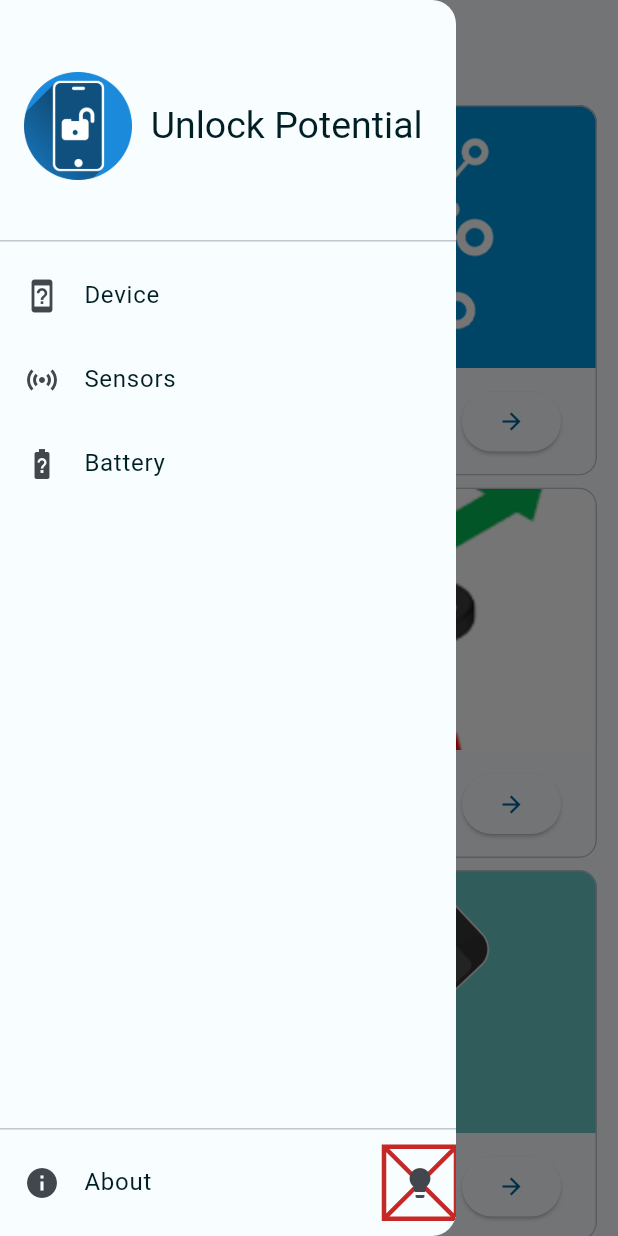
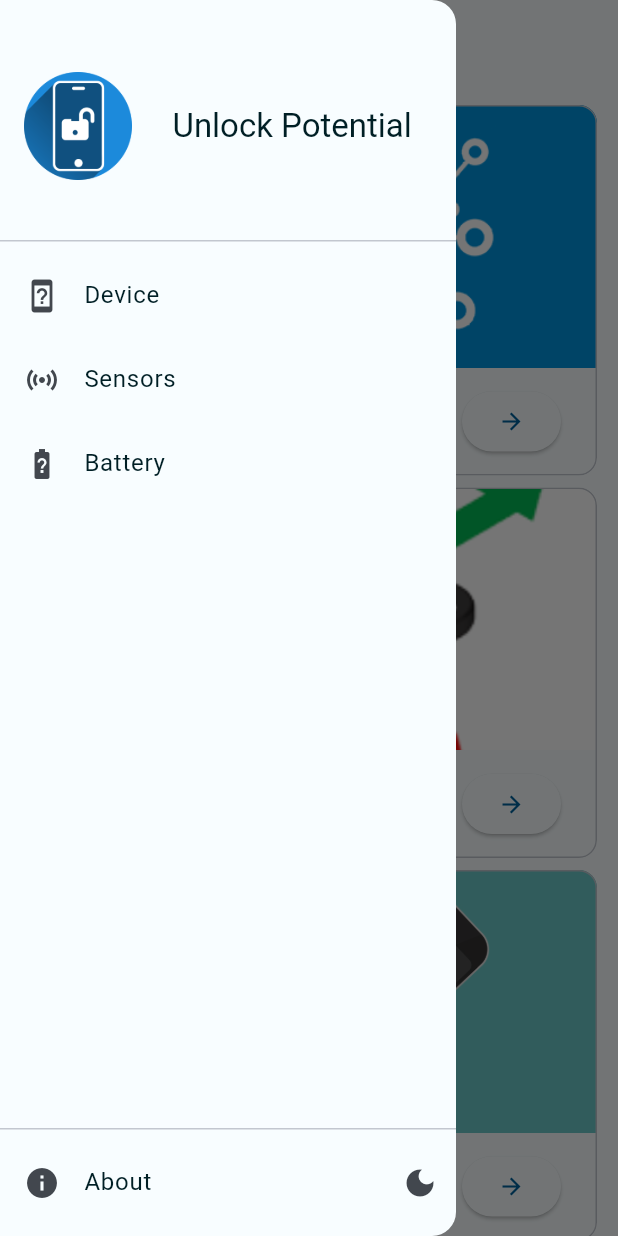
Before and after one commit to Myrmillion/Unlock-Potential, a Flutter app: the screen it shows after launch, with the side drawer open, on a phone screen of 412 x 824 dp. Run offline on Flutter 3.47's test engine with Material 3 defaults, Android fonts, the phone set to English and light mode, and no system bars; our stand-ins replace battery_plus, device_info_plus, equatable, flutter_bloc, sensors_plus, shared_preferences.

Commit message:
preparations for theme toggling (#3)
* preparations for theme toggling

* light/dark toggling implemented

* cleanings

* make most of issue to improve little design things

* small renaming

---------

Co-authored-by: Guillaume Digier <guillaume.digier@he-arc.ch>
Co-authored-by: guillaum.digier <guillaum.digier@he-arc.ch>

```diff
--- a/lib/main.dart
+++ b/lib/main.dart
@@ -3,25 +3,35 @@ import 'package:unlock_potential/pages/about_page.dart';
 import 'package:unlock_potential/pages/battery_page.dart';
 import 'package:unlock_potential/pages/device_page.dart';
 import 'package:unlock_potential/pages/home_page.dart';
+import 'package:unlock_potential/utils/theme_cubit.dart';
+import 'package:flutter_bloc/flutter_bloc.dart';
 
-import 'color_schemes.g.dart';
+import 'utils/color_schemes.g.dart';
 import 'pages/sensor_page.dart';
 
-void main() {
-  runApp(const SensorUsage());
+void main() async {
+  runApp(
+    MultiBlocProvider(
+      providers: [BlocProvider(create: (_) => ThemeCubit())],
+      child: const UnlockPotential(),
+    ),
+  );
 }
 
-class SensorUsage extends StatelessWidget {
-  const SensorUsage({super.key});
+class UnlockPotential extends StatelessWidget {
+  const UnlockPotential({super.key});
 
   @override
   Widget build(BuildContext context) {
+    return BlocBuilder<ThemeCubit, ThemeState>(
+      builder: (_, state) {
+        if (state is ThemeDefined) {
           return MaterialApp(
             title: 'Sensor Usage',
             debugShowCheckedModeBanner: false,
-      themeMode: ThemeMode.system,
-      theme: ThemeData(useMaterial3: true, colorScheme: lightColorScheme),
-      darkTheme: ThemeData(useMaterial3: true, colorScheme: darkColorScheme),
+            themeMode: state.mode,
+            theme: ThemeData(useMaterial3: true, colorScheme: lightScheme),
+            darkTheme: ThemeData(useMaterial3: true, colorScheme: darkScheme),
             initialRoute: '/',
             routes: {
               '/': (_) => const HomePage(),
@@ -32,4 +42,8 @@ class SensorUsage extends StatelessWidget {
             },
           );
         }
+        return const SizedBox.shrink();
+      },
+    );
   }
+}
--- a/lib/pages/about_page.dart
+++ b/lib/pages/about_page.dart
@@ -1,5 +1,5 @@
 import 'package:flutter/material.dart';
-import 'package:unlock_potential/utils.dart';
+import 'package:unlock_potential/utils/utils.dart';
 
 class AboutPage extends StatelessWidget {
   const AboutPage({super.key});
--- a/lib/pages/battery_page.dart
+++ b/lib/pages/battery_page.dart
@@ -1,6 +1,6 @@
 import 'package:battery_plus/battery_plus.dart';
 import 'package:flutter/material.dart';
-import 'package:unlock_potential/utils.dart';
+import 'package:unlock_potential/utils/utils.dart';
 import 'package:unlock_potential/widgets/title_value_widget.dart';
 
 class BatteryPage extends StatefulWidget {
--- a/lib/pages/device_page.dart
+++ b/lib/pages/device_page.dart
@@ -1,7 +1,7 @@
 import 'package:device_info_plus/device_info_plus.dart';
 import 'package:flutter/foundation.dart';
 import 'package:flutter/material.dart';
-import 'package:unlock_potential/utils.dart';
+import 'package:unlock_potential/utils/utils.dart';
 
 class DevicePage extends StatefulWidget {
   const DevicePage({super.key});
--- /dev/null
+++ b/lib/utils/theme_cubit.dart
@@ -0,0 +1,65 @@
+import 'dart:ui';
+
+import 'package:equatable/equatable.dart';
+import 'package:flutter/material.dart';
+import 'package:flutter_bloc/flutter_bloc.dart';
+import 'package:shared_preferences/shared_preferences.dart';
+
+// Cubit
+
+/// A cubit to manage the theme of the application.
+class ThemeCubit extends Cubit<ThemeState> {
+  ThemeCubit() : super(const ThemeInit()) {
+    _init();
+  }
+
+  /// Initialize the theme.
+  void _init() async {
+    final prefs = await SharedPreferences.getInstance();
+    late final bool isDark;
+
+    if (prefs.containsKey('dark-mode')) {
+      isDark = prefs.getBool('dark-mode') ?? false;
+    } else {
+      final brightness = PlatformDispatcher.instance.platformBrightness;
+      isDark = (brightness == Brightness.dark);
+    }
+
+    await prefs.setBool('dark-mode', isDark);
+    emit(ThemeDefined(isDark));
+  }
+
+  /// Toggle the theme.
+  Future<void> toggleTheme() async {
+    final prefs = await SharedPreferences.getInstance();
+    final isDark = prefs.getBool('dark-mode') ?? false;
+
+    await prefs.setBool('dark-mode', !isDark);
+    emit(ThemeDefined(!isDark));
+  }
+}
+
+// State
+
+/// The state of the theme.
+@immutable
+sealed class ThemeState extends Equatable {
+  const ThemeState();
+
+  @override
+  List<Object> get props => [];
+}
+
+final class ThemeInit extends ThemeState {
+  const ThemeInit();
+}
+
+final class ThemeDefined extends ThemeState {
+  ThemeDefined(this.isDark);
+
+  final bool isDark;
+  late final ThemeMode mode = isDark ? ThemeMode.dark : ThemeMode.light;
+
+  @override
+  List<Object> get props => [isDark, mode];
+}
--- a/lib/widgets/drawer_widget.dart
+++ b/lib/widgets/drawer_widget.dart
@@ -1,5 +1,6 @@
 import 'package:flutter/material.dart';
-import 'package:unlock_potential/utils.dart';
+import 'package:flutter_bloc/flutter_bloc.dart';
+import 'package:unlock_potential/utils/theme_cubit.dart';
 
 class DrawerWidget extends StatelessWidget {
   const DrawerWidget({super.key});
@@ -22,7 +23,7 @@ class DrawerWidget extends StatelessWidget {
                       const Spacer(flex: 2),
                       Text(
                         'Unlock Potential',
-                        style: textTheme.titleLarge?.copyWith(fontSize: 25.0),
+                        style: textTheme.titleLarge,
                       ),
                       const Spacer(flex: 1),
                     ],
@@ -56,14 +57,18 @@ class DrawerWidget extends StatelessWidget {
                   onTap: () => Navigator.popAndPushNamed(context, '/about'),
                 ),
               ),
-              Placeholder(
-                color: Colors.red.shade800,
-                strokeWidth: 3.0,
-                child: IconButton(
-                  icon: const Icon(Icons.lightbulb),
-                  onPressed: () => Utils.simpleSnackBar(
-                      context, 'Work in progress, come back later... !'),
-                ),
+              BlocBuilder<ThemeCubit, ThemeState>(
+                builder: (_, state) {
+                  if (state is ThemeDefined) {
+                    return IconButton(
+                      icon: Icon(
+                        state.isDark ? Icons.light_mode : Icons.dark_mode,
+                      ),
+                      onPressed: () => context.read<ThemeCubit>().toggleTheme(),
+                    );
+                  }
+                  return const SizedBox.shrink();
+                },
               ),
             ],
           ),
--- a/lib/widgets/tabs/accelerometer_tab.dart
+++ b/lib/widgets/tabs/accelerometer_tab.dart
@@ -1,6 +1,6 @@
 import 'package:flutter/material.dart';
 import 'package:sensors_plus/sensors_plus.dart';
-import 'package:unlock_potential/utils.dart';
+import 'package:unlock_potential/utils/utils.dart';
 import 'package:unlock_potential/widgets/title_value_widget.dart';
 
 class AccelerometerTab extends StatefulWidget {
--- a/lib/widgets/tabs/gyroscope_tab.dart
+++ b/lib/widgets/tabs/gyroscope_tab.dart
@@ -1,6 +1,6 @@
 import 'package:flutter/material.dart';
 import 'package:sensors_plus/sensors_plus.dart';
-import 'package:unlock_potential/utils.dart';
+import 'package:unlock_potential/utils/utils.dart';
 import 'package:unlock_potential/widgets/title_value_widget.dart';
 
 class GyroscopeTab extends StatelessWidget {
--- a/lib/widgets/tabs/magnetometer_tab.dart
+++ b/lib/widgets/tabs/magnetometer_tab.dart
@@ -1,6 +1,6 @@
 import 'package:flutter/material.dart';
 import 'package:sensors_plus/sensors_plus.dart';
-import 'package:unlock_potential/utils.dart';
+import 'package:unlock_potential/utils/utils.dart';
 import 'package:unlock_potential/widgets/title_value_widget.dart';
 
 class MagnetometerTab extends StatelessWidget {
--- a/pubspec.yaml
+++ b/pubspec.yaml
@@ -13,6 +13,9 @@ dependencies:
   device_info_plus: ^10.0.1
   sensors_plus: ^5.0.0
   battery_plus: ^6.0.0
+  shared_preferences: ^2.2.2
+  flutter_bloc: ^8.1.5
+  equatable: ^2.0.5
 
 dev_dependencies:
   flutter_test:
```
Also changed, not shown: lib/utils/color_schemes.g.dart, lib/utils/utils.dart (renamed from lib/utils.dart), pubspec.lock. Lines whose indentation alone changed are shown as unchanged.
